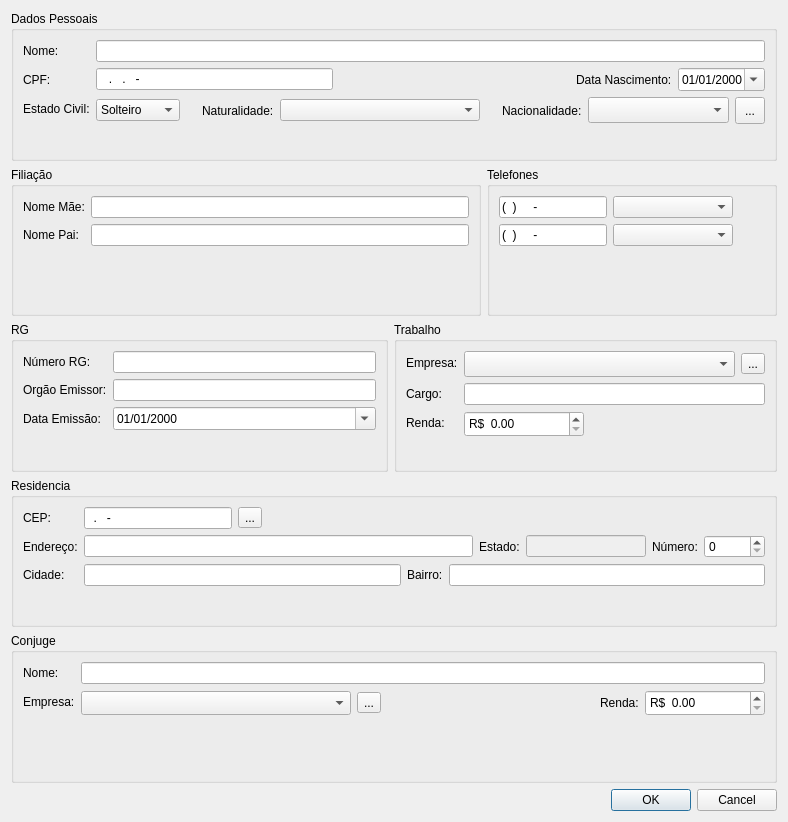
The window that clienteaddview.ui (alexandrepossebom/qsc) describes before a commit, drawn with Qt 5.
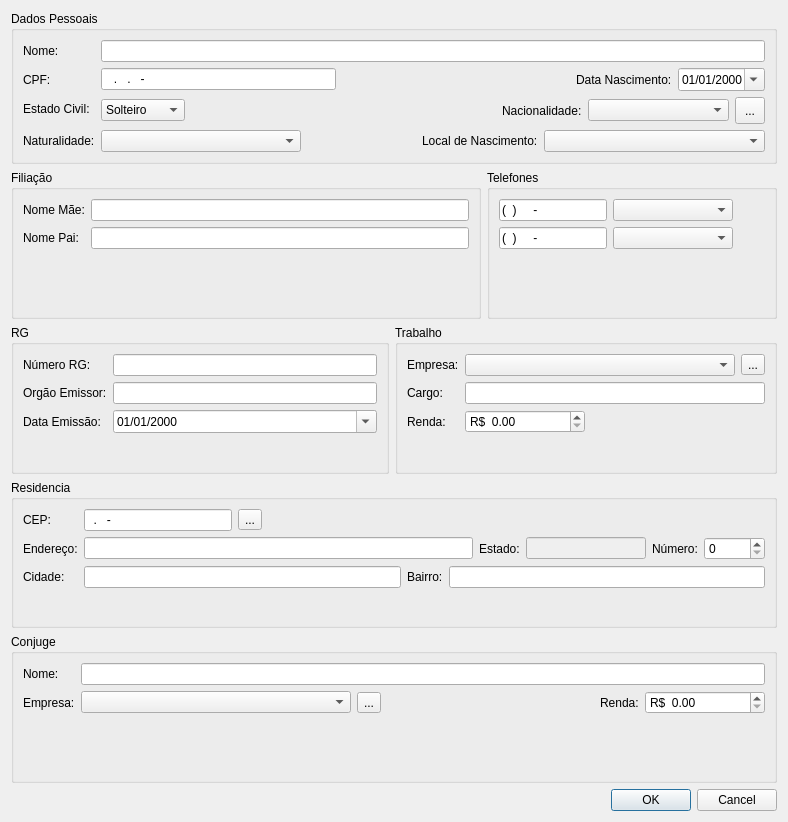
The same window after the commit.

Commit message: - Added missing field localNascimento.

```diff
--- a/clienteaddview.ui
+++ b/clienteaddview.ui
@@ -138,36 +138,6 @@
           </property>
          </spacer>
         </item>
-        <item>
-         <widget class="QLabel" name="label_16">
-          <property name="text">
-           <string>Naturalidade:</string>
-          </property>
-         </widget>
-        </item>
-        <item>
-         <widget class="QComboBox" name="naturalidadeComboBox">
-          <property name="minimumSize">
-           <size>
-            <width>200</width>
-            <height>0</height>
-           </size>
-          </property>
-         </widget>
-        </item>
-        <item>
-         <spacer name="horizontalSpacer_5">
-          <property name="orientation">
-           <enum>Qt::Horizontal</enum>
-          </property>
-          <property name="sizeHint" stdset="0">
-           <size>
-            <width>40</width>
-            <height>20</height>
-           </size>
-          </property>
-         </spacer>
-        </item>
         <item>
          <widget class="QLabel" name="label_17">
           <property name="text">
@@ -180,7 +150,7 @@
           <property name="minimumSize">
            <size>
             <width>141</width>
-            <height>26</height>
+            <height>0</height>
            </size>
           </property>
          </widget>
@@ -200,6 +170,57 @@
         </item>
        </layout>
       </item>
+      <item row="3" column="0">
+       <widget class="QLabel" name="label_16">
+        <property name="text">
+         <string>Naturalidade:</string>
+        </property>
+       </widget>
+      </item>
+      <item row="3" column="1">
+       <layout class="QHBoxLayout" name="horizontalLayout_11">
+        <item>
+         <widget class="QComboBox" name="naturalidadeComboBox">
+          <property name="minimumSize">
+           <size>
+            <width>200</width>
+            <height>0</height>
+           </size>
+          </property>
+         </widget>
+        </item>
+        <item>
+         <spacer name="horizontalSpacer_5">
+          <property name="orientation">
+           <enum>Qt::Horizontal</enum>
+          </property>
+          <property name="sizeHint" stdset="0">
+           <size>
+            <width>40</width>
+            <height>20</height>
+           </size>
+          </property>
+         </spacer>
+        </item>
+        <item>
+         <widget class="QLabel" name="label_24">
+          <property name="text">
+           <string>Local de Nascimento:</string>
+          </property>
+         </widget>
+        </item>
+        <item>
+         <widget class="QComboBox" name="localNascimentoComboBox">
+          <property name="minimumSize">
+           <size>
+            <width>221</width>
+            <height>0</height>
+           </size>
+          </property>
+         </widget>
+        </item>
+       </layout>
+      </item>
      </layout>
     </widget>
    </item>
@@ -211,6 +232,9 @@
         <string>Filiação</string>
        </property>
        <layout class="QFormLayout" name="formLayout_7">
+        <property name="fieldGrowthPolicy">
+         <enum>QFormLayout::ExpandingFieldsGrow</enum>
+        </property>
         <item row="0" column="0">
          <widget class="QLabel" name="label_7">
           <property name="text">
@@ -368,12 +392,15 @@
         </item>
         <item row="0" column="1">
          <layout class="QHBoxLayout" name="horizontalLayout">
+          <property name="sizeConstraint">
+           <enum>QLayout::SetDefaultConstraint</enum>
+          </property>
           <item>
            <widget class="QComboBox" name="empresaComboBox">
             <property name="minimumSize">
              <size>
-              <width>271</width>
-              <height>26</height>
+              <width>270</width>
+              <height>0</height>
              </size>
             </property>
            </widget>
@@ -409,7 +436,7 @@
           <property name="minimumSize">
            <size>
             <width>120</width>
-            <height>26</height>
+            <height>0</height>
            </size>
           </property>
           <property name="prefix">
@@ -588,7 +615,7 @@
             <property name="minimumSize">
              <size>
               <width>270</width>
-              <height>24</height>
+              <height>0</height>
              </size>
             </property>
            </widget>
@@ -627,7 +654,7 @@
           <property name="minimumSize">
            <size>
             <width>120</width>
-            <height>26</height>
+            <height>0</height>
            </size>
           </property>
           <property name="prefix">
```
The commit also changes 6 other files.
